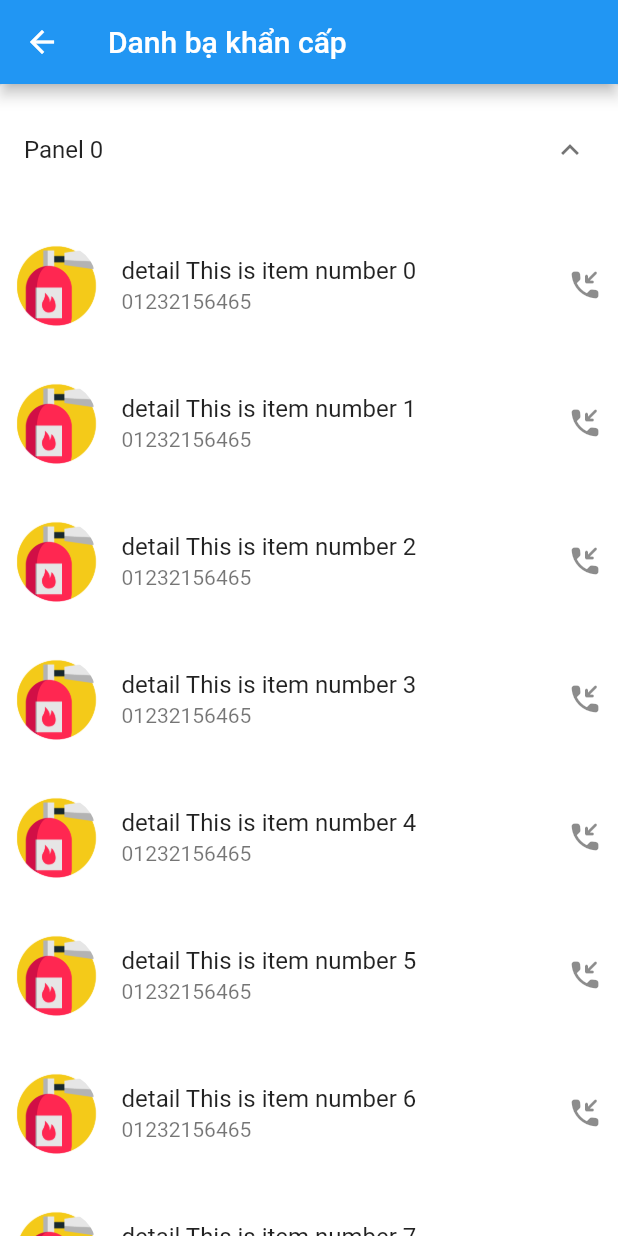
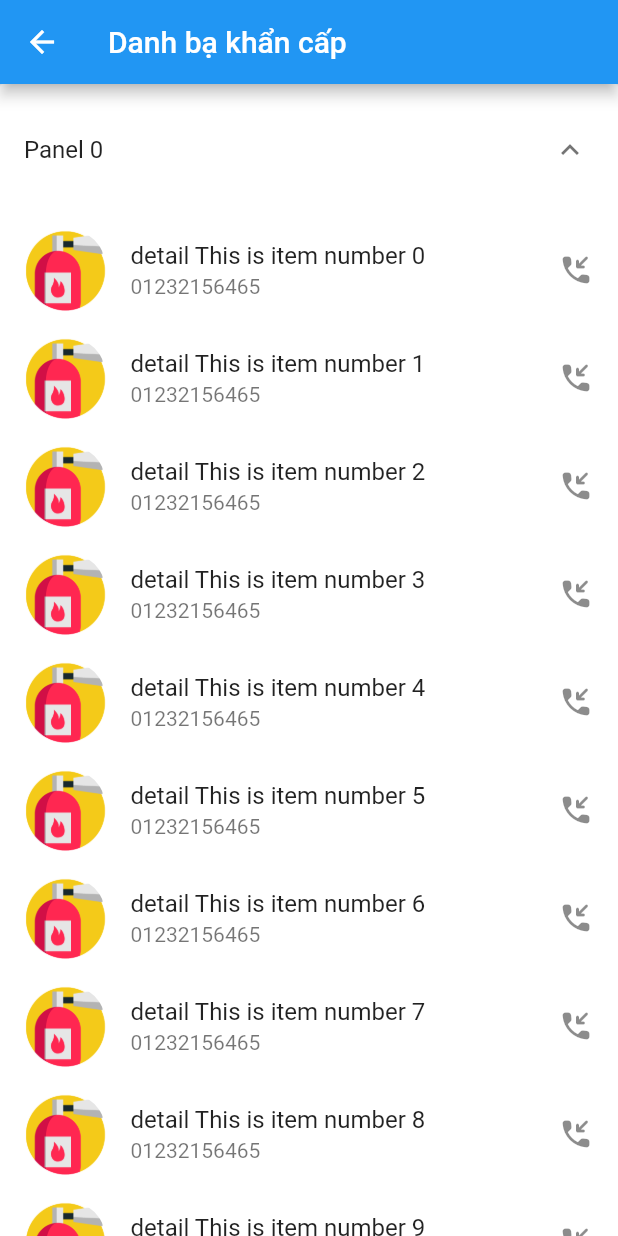
Before and after one commit to huuln9/compare, a Flutter app: the screen it shows after launch, on a phone screen of 412 x 824 dp. Run offline on Flutter 3.47's test engine with Material 2 defaults, Android fonts, the phone set to English and light mode, and no system bars.

Commit message:
change main.dart

```diff
--- a/lib/main.dart
+++ b/lib/main.dart
@@ -55,7 +55,6 @@
                   ),
                   title: Text(e.expandedValue),
                   subtitle: Text("01232156465"),
-                  contentPadding: EdgeInsets.all(10),
                   onTap: () {
                     setState(() {
                       _data.removeWhere((element) => item == element);
```
